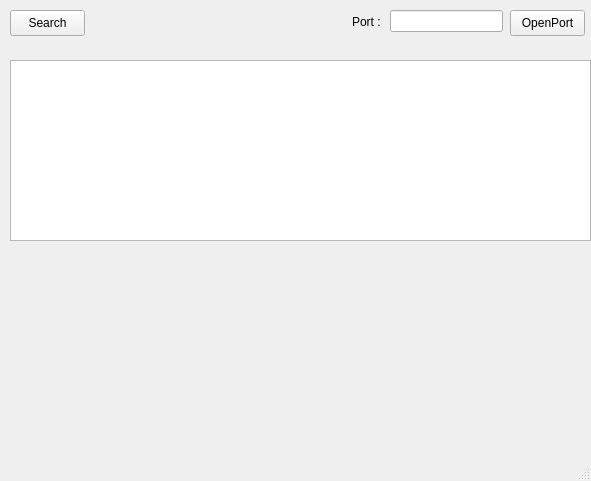
Before: the Qt Designer form testUpnp/src/mainWindow.ui in KDE/kopete, drawn with Qt 5.
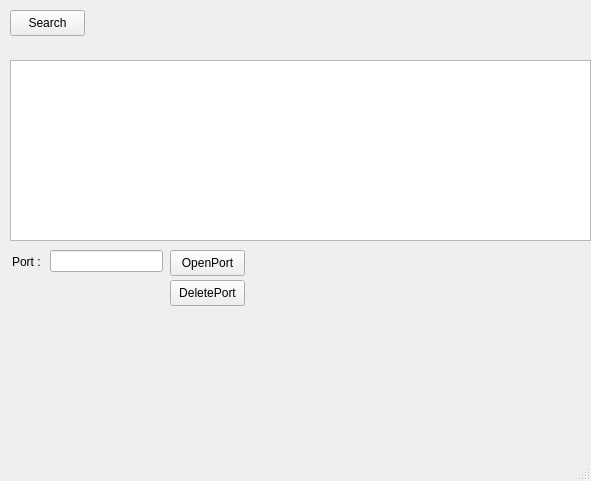
After: the same form once the commit is applied.

Commit message: adding a new feacture : deletePort

Diff of the .ui file:
```diff
--- a/testUpnp/src/mainWindow.ui
+++ b/testUpnp/src/mainWindow.ui
@@ -26,8 +26,8 @@
    <widget class="QPushButton" name="btOpen" >
     <property name="geometry" >
      <rect>
-      <x>510</x>
-      <y>10</y>
+      <x>170</x>
+      <y>250</y>
       <width>75</width>
       <height>26</height>
      </rect>
@@ -52,8 +52,8 @@
    <widget class="QLineEdit" name="l_port" >
     <property name="geometry" >
      <rect>
-      <x>390</x>
-      <y>10</y>
+      <x>50</x>
+      <y>250</y>
       <width>113</width>
       <height>22</height>
      </rect>
@@ -62,8 +62,8 @@
    <widget class="QLabel" name="label" >
     <property name="geometry" >
      <rect>
-      <x>352</x>
-      <y>12</y>
+      <x>12</x>
+      <y>252</y>
       <width>50</width>
       <height>20</height>
      </rect>
@@ -72,6 +72,19 @@
      <string>Port :</string>
     </property>
    </widget>
+   <widget class="QPushButton" name="btDelete" >
+    <property name="geometry" >
+     <rect>
+      <x>170</x>
+      <y>280</y>
+      <width>75</width>
+      <height>26</height>
+     </rect>
+    </property>
+    <property name="text" >
+     <string>DeletePort</string>
+    </property>
+   </widget>
   </widget>
   <widget class="QMenuBar" name="menubar" >
    <property name="geometry" >
```
The commit also changes 4 other files.
